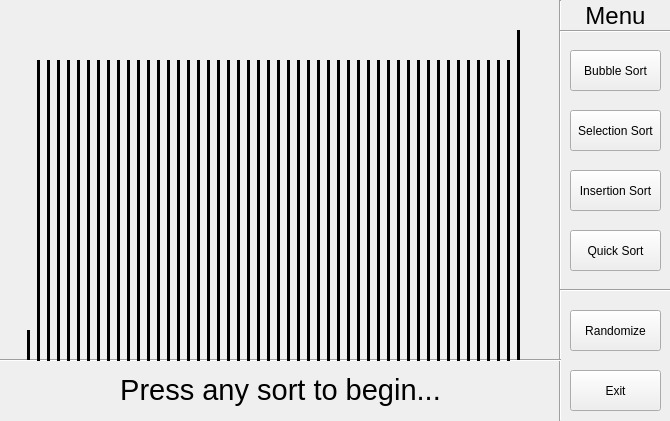
Qt form Sorting-Visualizer/mainwindow.ui (saxojeblin/Sorting-Visualizer) before a commit.
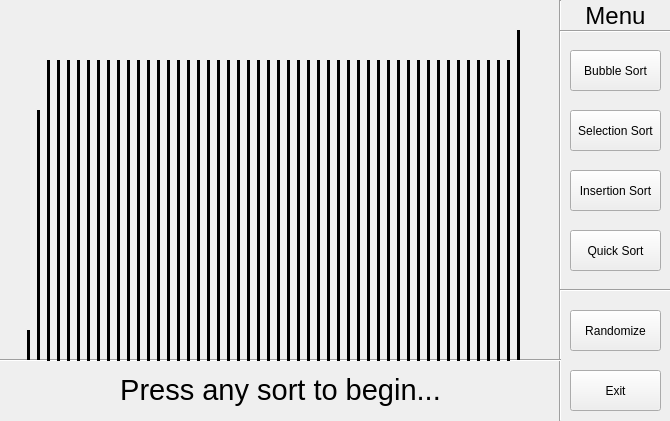
The same form after that commit.

```diff
--- a/Sorting-Visualizer/mainwindow.ui
+++ b/Sorting-Visualizer/mainwindow.ui
@@ -247,9 +247,9 @@
     <property name="geometry">
      <rect>
       <x>30</x>
-      <y>60</y>
+      <y>110</y>
       <width>16</width>
-      <height>301</height>
+      <height>250</height>
      </rect>
     </property>
     <property name="sizePolicy">
```
Left out of the diff: 20 changed lines with no effect on the pictures.
